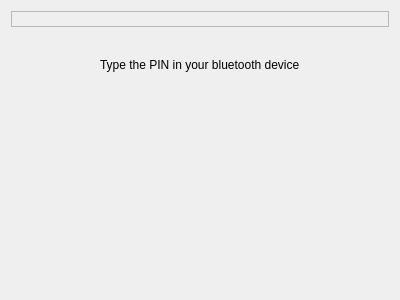
Old version of the form src/wizard/pages/pairing.ui in the repository KDE/bluedevil.
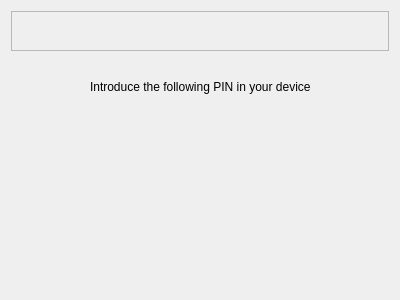
New version of the form.

Commit message: Bigger numbers to display the PIN

Patch:
```diff
--- a/src/wizard/pages/pairing.ui
+++ b/src/wizard/pages/pairing.ui
@@ -15,19 +15,57 @@
   </property>
   <layout class="QVBoxLayout" name="verticalLayout">
    <item>
-    <widget class="QLabel" name="pinNumber">
+    <widget class="QFrame" name="frame">
      <property name="frameShape">
       <enum>QFrame::StyledPanel</enum>
      </property>
      <property name="frameShadow">
       <enum>QFrame::Raised</enum>
      </property>
-     <property name="lineWidth">
-      <number>1</number>
-     </property>
-     <property name="text">
-      <string/>
-     </property>
+     <layout class="QHBoxLayout" name="horizontalLayout_2">
+      <item>
+       <spacer name="horizontalSpacer_3">
+        <property name="orientation">
+         <enum>Qt::Horizontal</enum>
+        </property>
+        <property name="sizeHint" stdset="0">
+         <size>
+          <width>40</width>
+          <height>20</height>
+         </size>
+        </property>
+       </spacer>
+      </item>
+      <item>
+       <widget class="QLabel" name="pinNumber">
+        <property name="frameShape">
+         <enum>QFrame::NoFrame</enum>
+        </property>
+        <property name="frameShadow">
+         <enum>QFrame::Raised</enum>
+        </property>
+        <property name="lineWidth">
+         <number>0</number>
+        </property>
+        <property name="text">
+         <string/>
+        </property>
+       </widget>
+      </item>
+      <item>
+       <spacer name="horizontalSpacer_4">
+        <property name="orientation">
+         <enum>Qt::Horizontal</enum>
+        </property>
+        <property name="sizeHint" stdset="0">
+         <size>
+          <width>40</width>
+          <height>20</height>
+         </size>
+        </property>
+       </spacer>
+      </item>
+     </layout>
     </widget>
    </item>
    <item>
@@ -41,7 +79,7 @@
      <property name="sizeHint" stdset="0">
       <size>
        <width>20</width>
-       <height>22</height>
+       <height>20</height>
       </size>
      </property>
     </spacer>
@@ -64,7 +102,7 @@
      <item>
       <widget class="QLabel" name="label_2">
        <property name="text">
-        <string>Type the PIN in your bluetooth device</string>
+        <string>Introduce the following PIN in your device</string>
        </property>
       </widget>
      </item>
```
The commit also changes 1 other file.
